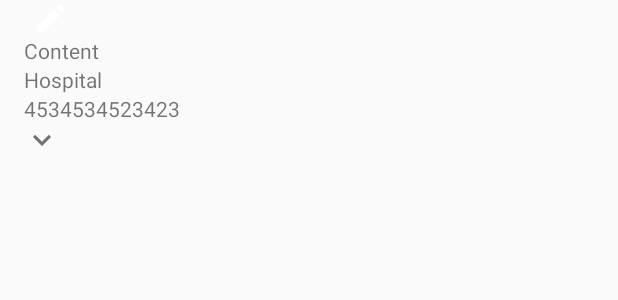
After one commit to PillGood/PillGood, an Android app: the layout item_entry_parent_2.xml on its own in the app's theme, with its tools: preview values and no code run, on a phone screen of 412 x 824 dp. The commit adds this screen. Shown: the top 300 px of the screen. Run offline under Robolectric (Android 15) with nearby library versions, the phone set to English and light mode, and no system bars.

Commit message:
expandable recycler view

```diff
--- a/app/build.gradle
+++ b/app/build.gradle
@@ -30,5 +30,6 @@ dependencies {
     androidTestImplementation 'com.android.support.test:runner:1.0.2'
     androidTestImplementation 'com.android.support.test.espresso:espresso-core:3.0.2'
     implementation 'com.journeyapps:zxing-android-embedded:3.6.0'
-
+    implementation 'com.naver.maps.open:naver-map-api:2.1.2@aar'
+    implementation 'pub.devrel:easypermissions:1.2.0'
 }
--- a/app/src/main/java/com/example/pc/pillgood/MainFragmentAdapter.java
+++ b/app/src/main/java/com/example/pc/pillgood/MainFragmentAdapter.java
@@ -17,7 +17,9 @@ public class MainFragmentAdapter extends FragmentPagerAdapter {
     // This determines the fragment for each tab
     @Override
     public Fragment getItem(int position) {
-        return new MainFragment();
+        MainFragment fragment=new MainFragment();
+        fragment.setType(position);
+        return fragment;
     }
 
     // This determines the number of tabs
--- /dev/null
+++ b/app/src/main/res/layout/item_entry_parent_2.xml
@@ -0,0 +1,47 @@
+<?xml version="1.0" encoding="utf-8"?>
+<LinearLayout xmlns:android="http://schemas.android.com/apk/res/android"
+    android:id="@+id/content_layout"
+    android:layout_width="match_parent"
+    android:layout_height="wrap_content"
+    android:gravity="center_vertical"
+    android:orientation="vertical"
+    android:paddingLeft="16dp"
+    android:paddingRight="16dp">
+
+    <RelativeLayout
+        android:layout_width="36dp"
+        android:layout_height="wrap_content">
+
+        <ImageView
+            android:id="@+id/icon"
+            android:layout_width="24dp"
+            android:layout_height="24dp"
+            android:layout_centerInParent="true"
+            android:adjustViewBounds="true"
+            android:src="@drawable/ic_edit_white_48dp" />
+    </RelativeLayout>
+
+    <TextView
+        android:id="@+id/name"
+        android:layout_width="wrap_content"
+        android:layout_height="wrap_content"
+        android:text="Content" />
+
+    <TextView
+        android:id="@+id/hospital"
+        android:layout_width="wrap_content"
+        android:layout_height="wrap_content"
+        android:text="Hospital" />
+
+    <TextView
+        android:layout_width="wrap_content"
+        android:layout_height="wrap_content"
+        android:id="@+id/date"
+        android:text="4534534523423"/>
+
+    <ImageView
+        android:id="@+id/down"
+        android:layout_width="24dp"
+        android:layout_height="24dp"
+        android:src="@drawable/ic_keyboard_arrow_down_black_48dp"/>
+</LinearLayout>
--- a/app/src/main/res/values/colors.xml
+++ b/app/src/main/res/values/colors.xml
@@ -1,6 +1,6 @@
 <?xml version="1.0" encoding="utf-8"?>
 <resources>
-    <color name="colorPrimary">#3F51B5</color>
-    <color name="colorPrimaryDark">#303F9F</color>
-    <color name="colorAccent">#FF4081</color>
+    <color name="colorPrimary">#33CFFF</color>
+    <color name="colorPrimaryDark">#33CFFF</color>
+    <color name="colorAccent">#08B1F1</color>
 </resources>
```
Also changed, not shown: app/src/main/AndroidManifest.xml (+7 -2 lines), app/src/main/java/com/example/pc/pillgood/MainActivity.java (+25 -7 lines), app/src/main/java/com/example/pc/pillgood/MainFragment.java (+10 -1 lines), app/src/main/java/com/example/pc/pillgood/MainRecyclerViewAdapter.java (+25 -7 lines), app/src/main/java/com/example/pc/pillgood/MapActivity.java (added, +94 -0 lines), app/src/main/res/layout/activity_map.xml (added, +8 -0 lines), app/src/main/res/layout/item_entry_parent_1.xml (renamed from app/src/main/res/layout/item_entry_parent.xml).
